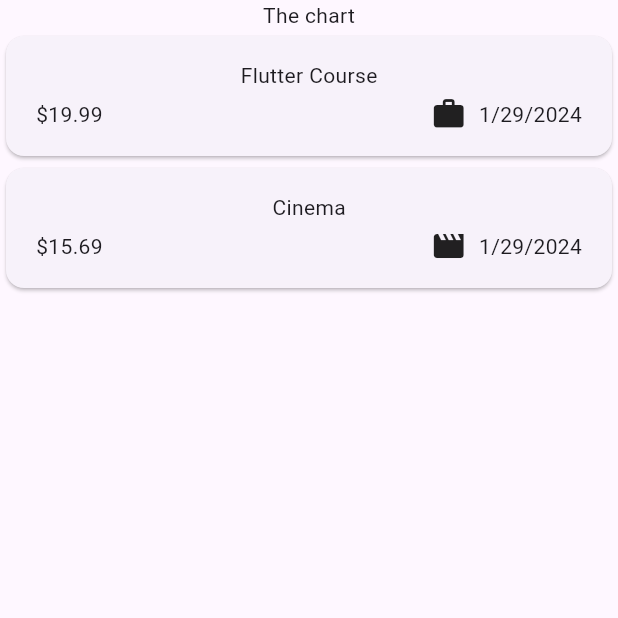
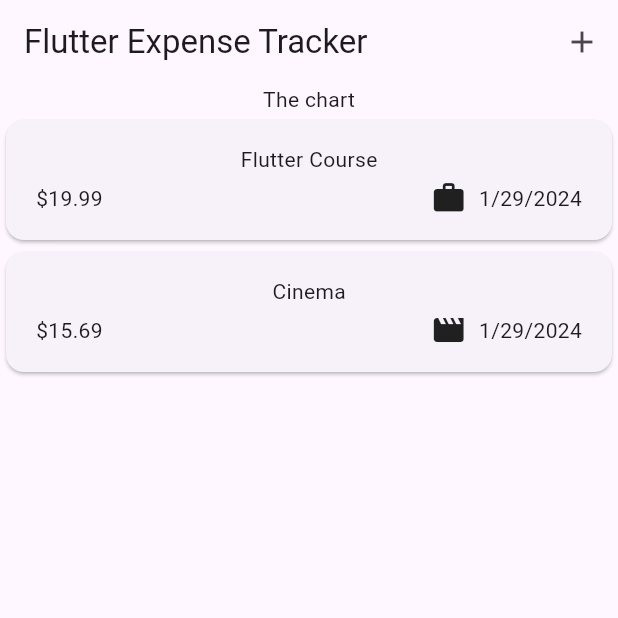
Before and after one commit to adala-wanyande/flutter-expense-tracker, a Flutter app: the screen it shows after launch, on a phone screen of 412 x 824 dp, the top half of it. Run offline on Flutter 3.47's test engine with Material 3 defaults, Android fonts, the phone set to English and light mode, and no system bars.

Commit message:
feat: set an AppBar widget with a title and actions in expenses.dart

```diff
--- a/lib/main.dart
+++ b/lib/main.dart
@@ -4,8 +4,9 @@ import 'package:expense_tracker_app/widgets/expenses.dart';
 
 void main() {
   runApp(
-    const MaterialApp(
-      home: Expenses(),
+    MaterialApp(
+      theme: ThemeData(useMaterial3: true),
+      home: const Expenses(),
     ),
   );
 }
--- a/lib/widgets/expenses.dart
+++ b/lib/widgets/expenses.dart
@@ -27,8 +27,18 @@ class _ExpensesState extends State<Expenses> {
   @override
   Widget build(BuildContext context) {
     return Scaffold(
+      appBar: AppBar(
+        title: const Text('Flutter Expense Tracker'),
+        actions: [
+          IconButton(
+            onPressed: () {},
+            icon: const Icon(Icons.add),
+          )
+        ],
+      ),
       body: Column(
         children: [
+          // Toolbar with the Add button
           const Text('The chart'),
           Expanded(child: ExpensesList(expenses: _registeredExpenses)),
         ],
```
